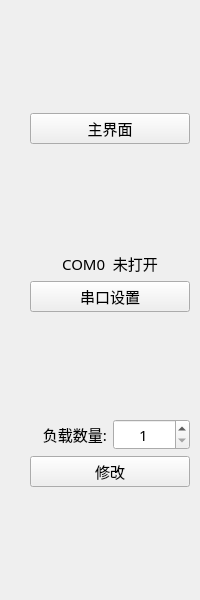
The window that IDC_TestSystem/eload/eload_toolbox/eload_hometoolwid.ui (ChinaClever/IDC_TestSystem) describes before a commit, drawn with Qt 5.
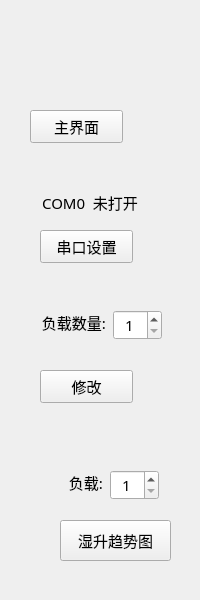
The same window after the commit.

Diff of the .ui file:
```diff
--- a/IDC_TestSystem/eload/eload_toolbox/eload_hometoolwid.ui
+++ b/IDC_TestSystem/eload/eload_toolbox/eload_hometoolwid.ui
@@ -19,48 +19,28 @@
   <property name="windowTitle">
    <string>Form</string>
   </property>
-  <layout class="QVBoxLayout" name="verticalLayout">
-   <property name="leftMargin">
-    <number>30</number>
-   </property>
-   <property name="rightMargin">
-    <number>10</number>
-   </property>
-   <item>
-    <spacer name="verticalSpacer">
-     <property name="orientation">
-      <enum>Qt::Vertical</enum>
-     </property>
-     <property name="sizeHint" stdset="0">
-      <size>
-       <width>20</width>
-       <height>40</height>
-      </size>
-     </property>
-    </spacer>
-   </item>
-   <item>
     <widget class="QPushButton" name="homeBtn">
+   <property name="geometry">
+    <rect>
+     <x>30</x>
+     <y>110</y>
+     <width>93</width>
+     <height>33</height>
+    </rect>
+   </property>
      <property name="text">
       <string>主界面</string>
      </property>
     </widget>
-   </item>
-   <item>
-    <spacer name="verticalSpacer_2">
-     <property name="orientation">
-      <enum>Qt::Vertical</enum>
-     </property>
-     <property name="sizeHint" stdset="0">
-      <size>
-       <width>20</width>
-       <height>40</height>
-      </size>
-     </property>
-    </spacer>
-   </item>
-   <item>
     <widget class="QLabel" name="serialLab">
+   <property name="geometry">
+    <rect>
+     <x>30</x>
+     <y>190</y>
+     <width>120</width>
+     <height>24</height>
+    </rect>
+   </property>
      <property name="text">
       <string>COM0  未打开</string>
      </property>
@@ -68,9 +48,15 @@
       <set>Qt::AlignCenter</set>
      </property>
     </widget>
-   </item>
-   <item>
     <widget class="QPushButton" name="serialBtn">
+   <property name="geometry">
+    <rect>
+     <x>40</x>
+     <y>230</y>
+     <width>93</width>
+     <height>33</height>
+    </rect>
+   </property>
      <property name="minimumSize">
       <size>
        <width>0</width>
@@ -87,49 +73,15 @@
       <string>串口设置</string>
      </property>
     </widget>
-   </item>
-   <item>
-    <spacer name="verticalSpacer_3">
-     <property name="orientation">
-      <enum>Qt::Vertical</enum>
-     </property>
-     <property name="sizeHint" stdset="0">
-      <size>
-       <width>20</width>
-       <height>40</height>
-      </size>
-     </property>
-    </spacer>
-   </item>
-   <item>
-    <layout class="QHBoxLayout" name="horizontalLayout">
-     <item>
-      <widget class="QLabel" name="label_2">
-       <property name="text">
-        <string>负载数量:</string>
-       </property>
-       <property name="alignment">
-        <set>Qt::AlignRight|Qt::AlignTrailing|Qt::AlignVCenter</set>
-       </property>
-      </widget>
-     </item>
-     <item>
-      <widget class="QSpinBox" name="spinBox">
-       <property name="alignment">
-        <set>Qt::AlignCenter</set>
-       </property>
-       <property name="minimum">
-        <number>1</number>
-       </property>
-       <property name="maximum">
-        <number>33</number>
-       </property>
-      </widget>
-     </item>
-    </layout>
-   </item>
-   <item>
     <widget class="QPushButton" name="devNumBtn">
+   <property name="geometry">
+    <rect>
+     <x>40</x>
+     <y>370</y>
+     <width>93</width>
+     <height>33</height>
+    </rect>
+   </property>
      <property name="minimumSize">
       <size>
        <width>0</width>
@@ -146,21 +98,89 @@
       <string>修改</string>
      </property>
     </widget>
-   </item>
-   <item>
-    <spacer name="verticalSpacer_4">
-     <property name="orientation">
-      <enum>Qt::Vertical</enum>
-     </property>
-     <property name="sizeHint" stdset="0">
-      <size>
-       <width>20</width>
-       <height>40</height>
-      </size>
-     </property>
-    </spacer>
-   </item>
-  </layout>
+  <widget class="QPushButton" name="temriseBtn">
+   <property name="geometry">
+    <rect>
+     <x>60</x>
+     <y>520</y>
+     <width>111</width>
+     <height>41</height>
+    </rect>
+   </property>
+   <property name="text">
+    <string>湿升趋势图</string>
+   </property>
+  </widget>
+  <widget class="QSpinBox" name="temSpinBox">
+   <property name="geometry">
+    <rect>
+     <x>110</x>
+     <y>470</y>
+     <width>49</width>
+     <height>30</height>
+    </rect>
+   </property>
+   <property name="alignment">
+    <set>Qt::AlignCenter</set>
+   </property>
+   <property name="minimum">
+    <number>1</number>
+   </property>
+   <property name="maximum">
+    <number>33</number>
+   </property>
+  </widget>
+  <widget class="QLabel" name="label_3">
+   <property name="geometry">
+    <rect>
+     <x>27</x>
+     <y>470</y>
+     <width>76</width>
+     <height>24</height>
+    </rect>
+   </property>
+   <property name="text">
+    <string>负载:</string>
+   </property>
+   <property name="alignment">
+    <set>Qt::AlignRight|Qt::AlignTrailing|Qt::AlignVCenter</set>
+   </property>
+  </widget>
+  <widget class="QSpinBox" name="spinBox">
+   <property name="geometry">
+    <rect>
+     <x>113</x>
+     <y>310</y>
+     <width>49</width>
+     <height>30</height>
+    </rect>
+   </property>
+   <property name="alignment">
+    <set>Qt::AlignCenter</set>
+   </property>
+   <property name="minimum">
+    <number>1</number>
+   </property>
+   <property name="maximum">
+    <number>33</number>
+   </property>
+  </widget>
+  <widget class="QLabel" name="label_2">
+   <property name="geometry">
+    <rect>
+     <x>30</x>
+     <y>310</y>
+     <width>76</width>
+     <height>24</height>
+    </rect>
+   </property>
+   <property name="text">
+    <string>负载数量:</string>
+   </property>
+   <property name="alignment">
+    <set>Qt::AlignRight|Qt::AlignTrailing|Qt::AlignVCenter</set>
+   </property>
+  </widget>
  </widget>
  <resources/>
  <connections/>
```
Lines whose indentation alone changed are shown as unchanged.
